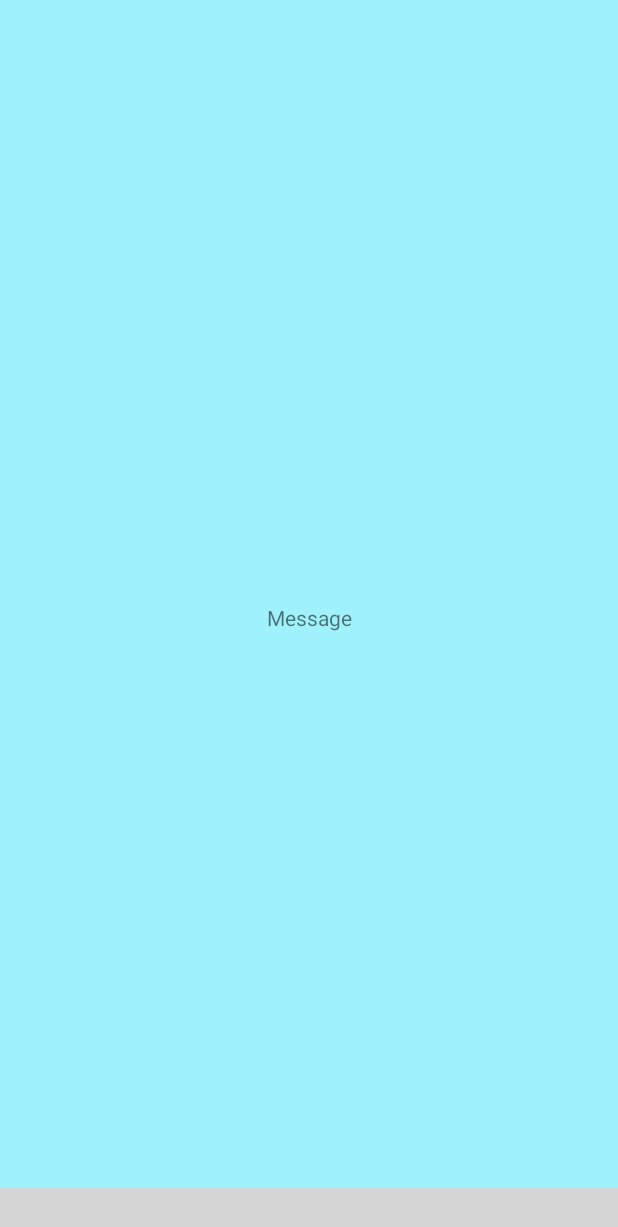
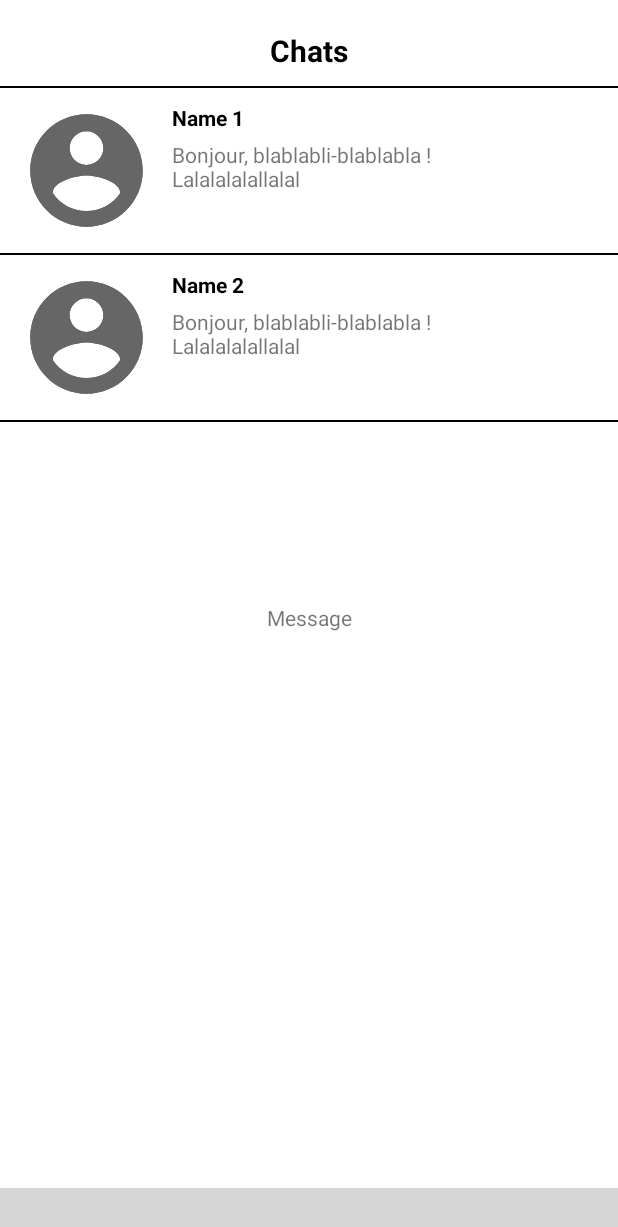
Before and after one commit to VinceDollo/SocialSport, an Android app: the fragment MessageFragment placed in its activity, on a phone screen of 412 x 824 dp. Shown: the top 1227 px of the screen. Run offline under Robolectric (Android 15) with nearby library versions, the light colour scheme and no system bars; libraries missing offline, so code that uses them is left out: com.etebarian.meowbottomnavigation; plain views replace MeowBottomNavigation; 6 statements that could not run were skipped; grey boxes are pictures that could not be loaded.

Commit message:
Debut message

```diff
--- /dev/null
+++ b/app/src/main/res/drawable-v24/img_user_message.xml
@@ -0,0 +1,6 @@
+<vector android:height="90dp" android:tint="?attr/colorControlNormal"
+    android:viewportHeight="24" android:viewportWidth="24"
+    android:width="90dp" xmlns:android="http://schemas.android.com/apk/res/android">
+    <path android:fillColor="@android:color/white" android:pathData="M12,2C6.48,2 2,6.48 2,12s4.48,10 10,10 10,-4.48 10,-10S17.52,2 12,2zM12,5c1.66,0 3,1.34 3,3s-1.34,3 -3,3 -3,-1.34 -3,-3 1.34,-3 3,-3zM12,19.2c-2.5,0 -4.71,-1.28 -6,-3.22 0.03,-1.99 4,-3.08 6,-3.08 1.99,0 5.97,1.09 6,3.08 -1.29,1.94 -3.5,3.22 -6,3.22z"/>
+    <path android:fillColor="@android:color/white" android:pathData="M12,2C6.48,2 2,6.48 2,12s4.48,10 10,10 10,-4.48 10,-10S17.52,2 12,2zM12,5c1.66,0 3,1.34 3,3s-1.34,3 -3,3 -3,-1.34 -3,-3 1.34,-3 3,-3zM12,19.2c-2.5,0 -4.71,-1.28 -6,-3.22 0.03,-1.99 4,-3.08 6,-3.08 1.99,0 5.97,1.09 6,3.08 -1.29,1.94 -3.5,3.22 -6,3.22z"/>
+</vector>
--- a/app/src/main/res/layout/fragment_message.xml
+++ b/app/src/main/res/layout/fragment_message.xml
@@ -3,8 +3,134 @@
     xmlns:tools="http://schemas.android.com/tools"
     android:layout_width="match_parent"
     android:layout_height="match_parent"
-    tools:context=".Fragments.MessageFragment"
-    android:background="@color/blue_pastel">
+    tools:context=".Fragments.MessageFragment">
+
+    <ScrollView
+        android:layout_width="match_parent"
+        android:layout_height="match_parent"
+        android:id="@+id/scrollView"
+        android:orientation="vertical"
+        android:fadeScrollbars="false"
+        android:fillViewport="true">
+
+            <LinearLayout
+                android:layout_width="match_parent"
+                android:layout_height="wrap_content"
+                android:orientation="vertical">
+
+                <TextView
+                    android:layout_width="match_parent"
+                    android:layout_height="wrap_content"
+                    android:gravity="center"
+                    android:layout_marginTop="20dp"
+                    android:text="Chats"
+                    android:textColor="@color/black"
+                    android:textSize="20dp"
+                    android:textStyle="bold"
+                    />
+
+                <View
+                    android:layout_width="match_parent"
+                    android:layout_height="1dp"
+                    android:layout_marginTop="10dp"
+                    android:background="@android:color/black" />
+
+                <TableLayout
+                    android:layout_width="match_parent"
+                    android:layout_height="wrap_content">
+
+                    <TableRow>
+                        <ImageButton
+                            android:layout_width="wrap_content"
+                            android:layout_height="wrap_content"
+                            android:text="Name"
+                            android:paddingVertical="10dp"
+                            android:textStyle="bold"
+                            android:layout_weight="1"
+                            android:background="@null"
+                            android:src="@drawable/img_user_message"
+                            android:gravity="center"/>
+
+                        <LinearLayout
+                            android:layout_width="match_parent"
+                            android:layout_height="match_parent"
+                            android:layout_weight="4"
+                            android:orientation="vertical">
+
+                            <TextView
+                                android:layout_width="match_parent"
+                                android:layout_height="wrap_content"
+                                android:text="Name 1"
+                                android:textColor="@color/black"
+                                android:layout_marginTop="10dp"
+                                android:textStyle="bold"/>
+
+                            <TextView
+                                android:layout_marginTop="5dp"
+                                android:layout_marginEnd="20dp"
+                                android:layout_width="match_parent"
+                                android:layout_height="wrap_content"
+                                android:text="Bonjour, blablabli-blablabla ! \nLalalalalallalal" />
+
+                        </LinearLayout>
+
+
+                    </TableRow>
+
+                    <View
+                        android:layout_width="match_parent"
+                        android:layout_height="1dp"
+                        android:background="@android:color/black" />
+
+
+                    <TableRow>
+
+                        <ImageButton
+                            android:layout_width="wrap_content"
+                            android:layout_height="wrap_content"
+                            android:text="Name"
+                            android:paddingVertical="10dp"
+                            android:textStyle="bold"
+                            android:layout_weight="1"
+                            android:background="@null"
+                            android:src="@drawable/img_user_message"
+                            android:gravity="center"/>
+
+                        <LinearLayout
+                            android:layout_width="match_parent"
+                            android:layout_height="match_parent"
+                            android:layout_weight="4"
+                            android:orientation="vertical">
+
+                            <TextView
+                                android:layout_width="match_parent"
+                                android:layout_height="wrap_content"
+                                android:text="Name 2"
+                                android:textColor="@color/black"
+                                android:layout_marginTop="10dp"
+                                android:textStyle="bold"/>
+
+                            <TextView
+                                android:layout_marginTop="5dp"
+                                android:layout_marginEnd="20dp"
+                                android:layout_width="match_parent"
+                                android:layout_height="wrap_content"
+                                android:text="Bonjour, blablabli-blablabla ! \nLalalalalallalal" />
+
+                        </LinearLayout>
+                    </TableRow>
+
+                    <View
+                        android:layout_width="match_parent"
+                        android:layout_height="1dp"
+                        android:background="@android:color/black" />
+
+
+                </TableLayout>
+
+            </LinearLayout>
+    </ScrollView>
+
 
     <!-- TODO: Update blank fragment layout -->
     <TextView
```
